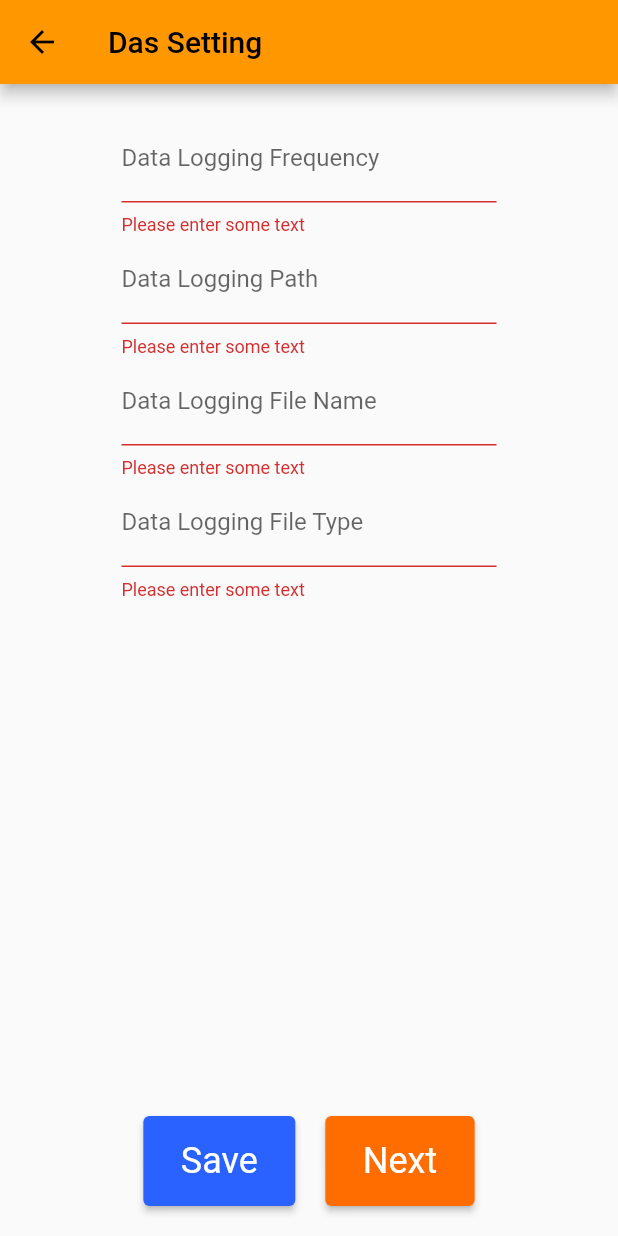
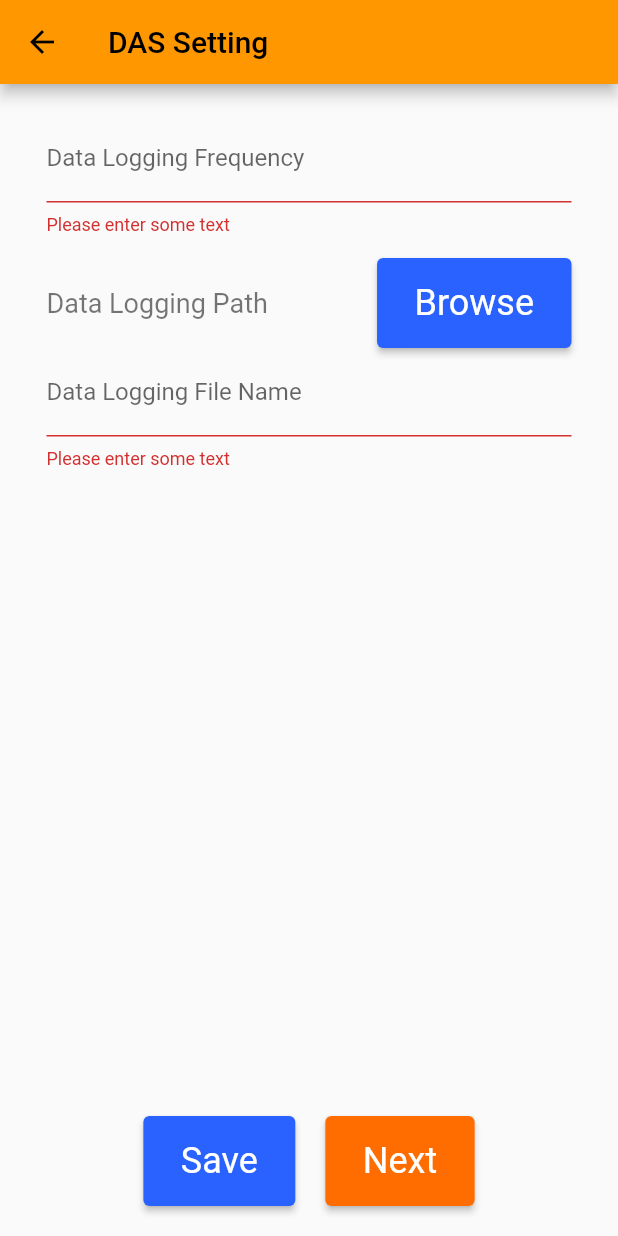
Before and after one commit to adityaaman2010/monitor, a Flutter app: the DasSetting screen opened by its route, after a tap on "Save", on a phone screen of 412 x 824 dp. Run offline on Flutter 3.47's test engine with Material 2 defaults, Android fonts, the light colour scheme and no system bars; our stand-ins replace csv, file_picker, fluttertoast, localstorage; missing offline and left inert: dart:ffi, flutter_libserialport, modbus.

Commit message:
change request 1 - done

```diff
--- a/lib/das_setting.dart
+++ b/lib/das_setting.dart
@@ -1,4 +1,8 @@
+import 'dart:io';
+
 import 'package:flutter/material.dart';
+
+import 'package:file_picker/file_picker.dart';
 import 'package:localstorage/localstorage.dart';
 import 'helper.dart';
 
@@ -22,7 +26,6 @@ class _DasSettingState extends State<DasSetting> {
       dasFormField[0]['value'] = Helper.getValueOfKey(dasData, 'log_frequency');
       dasFormField[1]['value'] = Helper.getValueOfKey(dasData, 'log_path');
       dasFormField[2]['value'] = Helper.getValueOfKey(dasData, 'log_name');
-      dasFormField[3]['value'] = Helper.getValueOfKey(dasData, 'log_type');
     }
     setState(() {
       isLoadedStorage = true;
@@ -30,13 +33,16 @@ class _DasSettingState extends State<DasSetting> {
   }
 
   void _saveForm() async {
-    if (_dasForm.currentState!.validate()) {
+    if (_dasForm.currentState!.validate() && dasFormField[1]['value'] != '') {
       _dasForm.currentState!.save();
       await storage.setItem(Helper.dasKey, dasFormField);
       Helper.showToast(
         context,
         'Saved Data Saving Configuration',
       );
+    }
+    if (dasFormField[1]['value'] == '' && _dasForm.currentState!.validate()) {
+      Helper.showToast(context, 'Please select a folder', isError: true);
     }
   }
 
@@ -51,11 +57,13 @@ class _DasSettingState extends State<DasSetting> {
   Widget build(BuildContext context) {
     return Scaffold(
       appBar: AppBar(
-        title: const Text('Das Setting'),
+        title: const Text('DAS Setting'),
       ),
       body: Container(
         padding: const EdgeInsets.all(20.0),
         child: Center(
+          widthFactor: 1.5,
+          child: Expanded(
               child: Column(
             children: [
               isLoadedStorage ? getDasForm() : Container(),
@@ -113,7 +121,7 @@ class _DasSettingState extends State<DasSetting> {
                 ],
               ),
             ],
-          ),
+          )),
         ),
       ),
     );
@@ -124,7 +132,7 @@ class _DasSettingState extends State<DasSetting> {
       'label': 'Data Logging Frequency',
       'key': 'log_frequency',
       'value': '',
-      'hint': 'Read Frequency In Seconds'
+      'hint': 'Read Frequency In Seconds (Minimum 2)'
     },
     {
       'label': 'Data Logging Path',
@@ -137,26 +145,78 @@ class _DasSettingState extends State<DasSetting> {
       'key': 'log_name',
       'value': '',
       'hint': 'Logging filename'
-    },
-    {
-      'label': 'Data Logging File Type',
-      'key': 'log_type',
-      'value': '',
-      'hint': 'Logging file extension ex: csv'
-    },
+    }
   ];
+
+  void browseFile() async {
+    var path = await FilePicker.platform.getDirectoryPath();
+    if (path != null) {
+      setState(() {
+        dasFormField[1]['value'] = path;
+      });
+    }
+  }
+
+  Widget getLogPathText() {
+    return dasFormField[1]['value'] != ''
+        ? Text(dasFormField[1]['value']!)
+        : Helper.getVerticalMargin(0);
+  }
 
   Widget getDasForm() {
     return Expanded(
       child: Form(
         key: _dasForm,
         child: ConstrainedBox(
-          constraints: const BoxConstraints(maxWidth: 250.0),
+          constraints: const BoxConstraints(maxWidth: 350.0),
           child: Column(
             crossAxisAlignment: CrossAxisAlignment.start,
-            children: dasFormField
-                .map(
-                  (e) => TextFormField(
+            children: dasFormField.map((e) {
+              if (e['key'] == 'log_path') {
+                return Column(
+                  crossAxisAlignment: CrossAxisAlignment.start,
+                  children: [
+                    Helper.getVerticalMargin(15.0),
+                    Row(
+                      mainAxisAlignment: MainAxisAlignment.spaceBetween,
+                      children: [
+                        const Text(
+                          'Data Logging Path',
+                          style: TextStyle(
+                            fontSize: 18,
+                            color: Colors.black54,
+                          ),
+                        ),
+                        Helper.getHorizontalMargin(15.0),
+                        ElevatedButton(
+                          onPressed: browseFile,
+                          style: ButtonStyle(
+                            padding: MaterialStateProperty.all(
+                              const EdgeInsets.symmetric(
+                                vertical: 16.0,
+                                horizontal: 25.0,
+                              ),
+                            ),
+                            textStyle: MaterialStateProperty.all(
+                              const TextStyle(
+                                fontSize: 24.0,
+                              ),
+                            ),
+                            backgroundColor: MaterialStateProperty.all(
+                              Colors.blueAccent[700],
+                            ),
+                            foregroundColor:
+                                MaterialStateProperty.all(Colors.white),
+                          ),
+                          child: const Text('Browse'),
+                        )
+                      ],
+                    ),
+                    getLogPathText(),
+                  ],
+                );
+              } else {
+                return TextFormField(
                   initialValue: e['value'],
                   onSaved: (value) {
                     e["value"] = value!;
@@ -169,11 +229,23 @@ class _DasSettingState extends State<DasSetting> {
                     if (value == null || value.isEmpty) {
                       return 'Please enter some text';
                     }
+                    if (e['key'] == 'log_frequency') {
+                      try {
+                        var x = int.parse(value);
+                        if (x < 2) {
+                          return 'Please enter value greater than 1';
+                        } else {
+                          return null;
+                        }
+                      } catch (e) {
+                        return 'Please enter a valid value';
+                      }
+                    }
                     return null;
                   },
-                  ),
-                )
-                .toList(),
+                );
+              }
+            }).toList(),
           ),
         ),
       ),
--- a/pubspec.yaml
+++ b/pubspec.yaml
@@ -43,6 +43,7 @@ dependencies:
   csv: ^5.0.1
   path: ^1.8.2
   modbus: ^0.2.0
+  file_picker: ^5.2.5
 
 dev_dependencies:
   flutter_test:
```
Also changed, not shown: lib/helper.dart (+20 -0 lines), lib/login.dart (+10 -2 lines), lib/operation_window.dart (+25 -5 lines), lib/port_config.dart (+62 -18 lines), pubspec.lock. Lines whose indentation alone changed are shown as unchanged.
